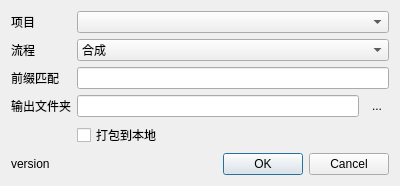
Before: the Qt Designer form csheet_tool.ui in WuLiFang/wlf, drawn with Qt 5.
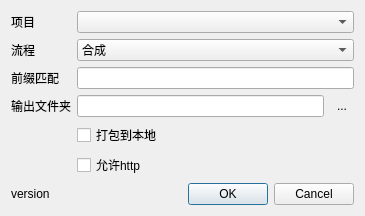
After: the same form once the commit is applied.

Commit message: csheet_tool 0.4.3 # Add control to allow http

Patch:
```diff
--- a/csheet_tool.ui
+++ b/csheet_tool.ui
@@ -6,8 +6,8 @@
    <rect>
     <x>0</x>
     <y>0</y>
-    <width>400</width>
-    <height>149</height>
+    <width>365</width>
+    <height>191</height>
    </rect>
   </property>
   <property name="windowTitle">
@@ -103,6 +103,13 @@
      </item>
     </widget>
    </item>
+   <item row="5" column="1">
+    <widget class="QCheckBox" name="checkBoxAllowHTTP">
+     <property name="text">
+      <string>允许http</string>
+     </property>
+    </widget>
+   </item>
   </layout>
   <action name="actionDir">
    <property name="text">
```
The commit also changes 1 other file.
